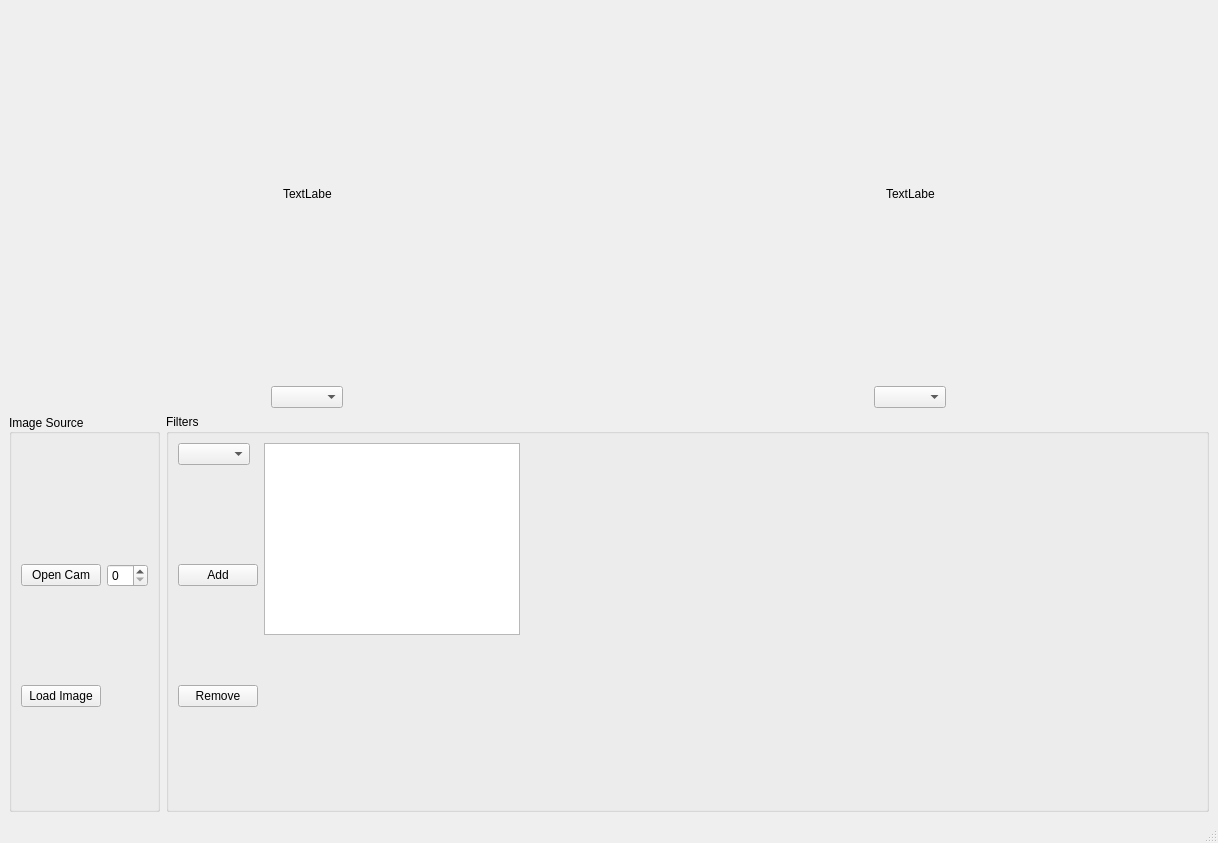
kamilkozdro/ImageProcessing, file mainwindow.ui: the form before one commit.
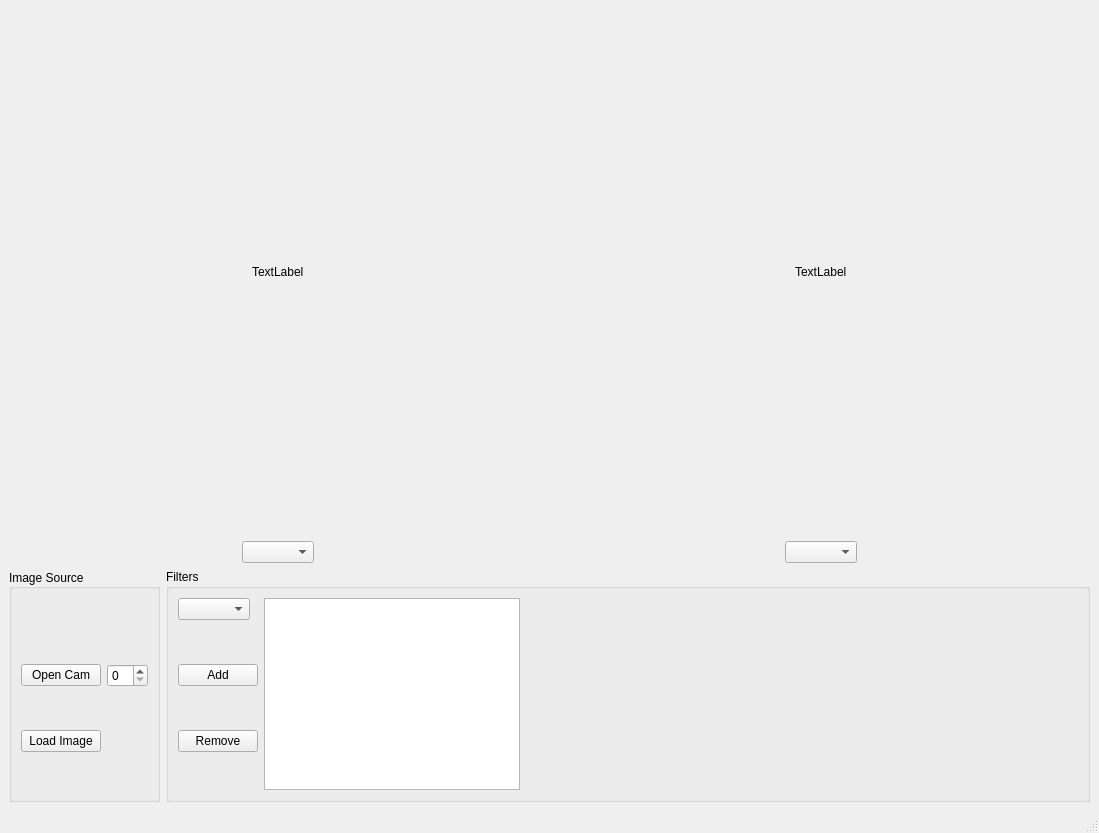
The form after the commit.

Patch:
```diff
--- a/mainwindow.ui
+++ b/mainwindow.ui
@@ -6,8 +6,8 @@
    <rect>
     <x>0</x>
     <y>0</y>
-    <width>1218</width>
-    <height>843</height>
+    <width>1099</width>
+    <height>833</height>
    </rect>
   </property>
   <property name="windowTitle">
@@ -32,7 +32,7 @@
       <item>
        <layout class="QGridLayout" name="camsLayout">
         <property name="sizeConstraint">
-         <enum>QLayout::SetMaximumSize</enum>
+         <enum>QLayout::SetDefaultConstraint</enum>
         </property>
         <item row="4" column="0" alignment="Qt::AlignHCenter|Qt::AlignVCenter">
          <widget class="QComboBox" name="selectedFrameComboBoxLeft">
@@ -66,16 +66,10 @@
          <widget class="QLabel" name="camWindowLeft">
           <property name="sizePolicy">
            <sizepolicy hsizetype="Expanding" vsizetype="Expanding">
-            <horstretch>0</horstretch>
-            <verstretch>0</verstretch>
+            <horstretch>1</horstretch>
+            <verstretch>1</verstretch>
            </sizepolicy>
           </property>
-          <property name="maximumSize">
-           <size>
-            <width>49</width>
-            <height>16</height>
-           </size>
-          </property>
           <property name="text">
            <string>TextLabel</string>
           </property>
@@ -85,16 +79,10 @@
          <widget class="QLabel" name="camWindowRight">
           <property name="sizePolicy">
            <sizepolicy hsizetype="Expanding" vsizetype="Expanding">
-            <horstretch>0</horstretch>
-            <verstretch>0</verstretch>
+            <horstretch>1</horstretch>
+            <verstretch>1</verstretch>
            </sizepolicy>
           </property>
-          <property name="maximumSize">
-           <size>
-            <width>49</width>
-            <height>16</height>
-           </size>
-          </property>
           <property name="text">
            <string>TextLabel</string>
           </property>
@@ -192,8 +180,18 @@
            <property name="sizeConstraint">
             <enum>QLayout::SetMinimumSize</enum>
            </property>
-           <item row="0" column="2" rowspan="3">
-            <layout class="QVBoxLayout" name="filterOptionsLayout"/>
+           <item row="0" column="5">
+            <spacer name="horizontalSpacer">
+             <property name="orientation">
+              <enum>Qt::Horizontal</enum>
+             </property>
+             <property name="sizeHint" stdset="0">
+              <size>
+               <width>40</width>
+               <height>20</height>
+              </size>
+             </property>
+            </spacer>
            </item>
            <item row="1" column="1" alignment="Qt::AlignLeft|Qt::AlignTop">
             <widget class="QPushButton" name="addFilterButton">
@@ -228,18 +226,8 @@
              </property>
             </widget>
            </item>
-           <item row="0" column="4">
-            <spacer name="horizontalSpacer">
-             <property name="orientation">
-              <enum>Qt::Horizontal</enum>
-             </property>
-             <property name="sizeHint" stdset="0">
-              <size>
-               <width>40</width>
-               <height>20</height>
-              </size>
-             </property>
-            </spacer>
+           <item row="0" column="4" rowspan="2">
+            <layout class="QVBoxLayout" name="filterOptionsLayout"/>
            </item>
           </layout>
          </widget>
```
Left out of the diff: 17 changed lines with no effect on the pictures.
